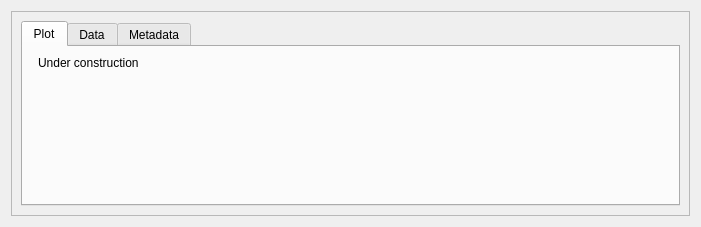
The window that gemviz/resources/bluesky_runs_catalog_run_viz.ui (BCDA-APS/gemviz) describes before a commit, drawn with Qt 5.
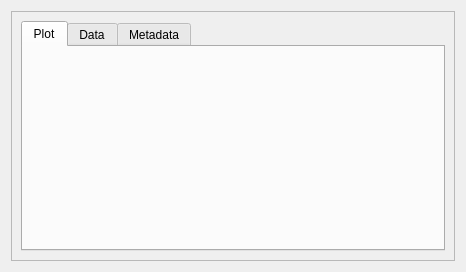
The same window after the commit. The open tabs and pages were chosen to show the change.

Commit message: MNT #132 first gemviz plot!

What changed in the file:
```diff
--- a/gemviz/resources/bluesky_runs_catalog_run_viz.ui
+++ b/gemviz/resources/bluesky_runs_catalog_run_viz.ui
@@ -6,8 +6,8 @@
    <rect>
     <x>0</x>
     <y>0</y>
-    <width>701</width>
-    <height>227</height>
+    <width>466</width>
+    <height>272</height>
    </rect>
   </property>
   <property name="windowTitle">
@@ -24,8 +24,8 @@
        <rect>
         <x>0</x>
         <y>0</y>
-        <width>681</width>
-        <height>207</height>
+        <width>446</width>
+        <height>252</height>
        </rect>
       </property>
       <layout class="QVBoxLayout" name="verticalLayout">
@@ -38,13 +38,9 @@
           <attribute name="title">
            <string>Plot</string>
           </attribute>
-          <layout class="QFormLayout" name="formLayout">
-           <item row="0" column="1">
-            <widget class="QLabel" name="label">
-             <property name="text">
-              <string>Under construction</string>
-             </property>
-            </widget>
+          <layout class="QVBoxLayout" name="verticalLayout_3">
+           <item>
+            <widget class="QWidget" name="plot" native="true"/>
            </item>
           </layout>
          </widget>
```
Left out of the diff: 4 changed lines with no effect on the pictures. The commit also changes 12 other files.
